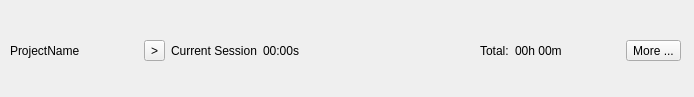
Qt form ui/ProjectWidget.ui (aseiis/epochplusplus) before a commit.
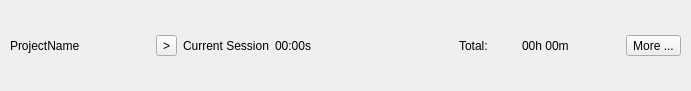
The same form after that commit.

Commit message: enhanced ProjectWidget UI with fixed separator (padding) sizes and coherent formatting

Diff of the .ui file:
```diff
--- a/ui/ProjectWidget.ui
+++ b/ui/ProjectWidget.ui
@@ -2,14 +2,6 @@
 <ui version="4.0">
  <class>ProjectWidgetClass</class>
  <widget class="QWidget" name="ProjectWidgetClass">
-  <property name="geometry">
-   <rect>
-    <x>0</x>
-    <y>0</y>
-    <width>694</width>
-    <height>97</height>
-   </rect>
-  </property>
   <property name="windowTitle">
    <string>Form</string>
   </property>
@@ -19,7 +11,7 @@
      <x>10</x>
      <y>10</y>
      <width>671</width>
-     <height>81</height>
+     <height>71</height>
     </rect>
    </property>
    <layout class="QVBoxLayout" name="MainProjectContainer">
@@ -27,9 +19,24 @@
      <layout class="QHBoxLayout" name="MainProjectLayout">
       <item>
        <widget class="QLabel" name="projectNameLabel">
+        <property name="minimumSize">
+         <size>
+          <width>100</width>
+          <height>0</height>
+         </size>
+        </property>
+        <property name="maximumSize">
+         <size>
+          <width>100</width>
+          <height>16777215</height>
+         </size>
+        </property>
         <property name="text">
          <string>ProjectName</string>
         </property>
+        <property name="wordWrap">
+         <bool>true</bool>
+        </property>
        </widget>
       </item>
       <item>
@@ -37,6 +44,9 @@
         <property name="orientation">
          <enum>Qt::Horizontal</enum>
         </property>
+        <property name="sizeType">
+         <enum>QSizePolicy::Ignored</enum>
+        </property>
         <property name="sizeHint" stdset="0">
          <size>
           <width>40</width>
@@ -71,6 +81,9 @@
         <property name="orientation">
          <enum>Qt::Horizontal</enum>
         </property>
+        <property name="sizeType">
+         <enum>QSizePolicy::Fixed</enum>
+        </property>
         <property name="sizeHint" stdset="0">
          <size>
           <width>40</width>
@@ -84,6 +97,9 @@
         <property name="orientation">
          <enum>Qt::Horizontal</enum>
         </property>
+        <property name="sizeType">
+         <enum>QSizePolicy::Fixed</enum>
+        </property>
         <property name="sizeHint" stdset="0">
          <size>
           <width>40</width>
@@ -97,6 +113,9 @@
         <property name="orientation">
          <enum>Qt::Horizontal</enum>
         </property>
+        <property name="sizeType">
+         <enum>QSizePolicy::Fixed</enum>
+        </property>
         <property name="sizeHint" stdset="0">
          <size>
           <width>40</width>
@@ -124,6 +143,9 @@
         <property name="orientation">
          <enum>Qt::Horizontal</enum>
         </property>
+        <property name="sizeType">
+         <enum>QSizePolicy::Fixed</enum>
+        </property>
         <property name="sizeHint" stdset="0">
          <size>
           <width>40</width>
```
The commit also changes 2 other files.
